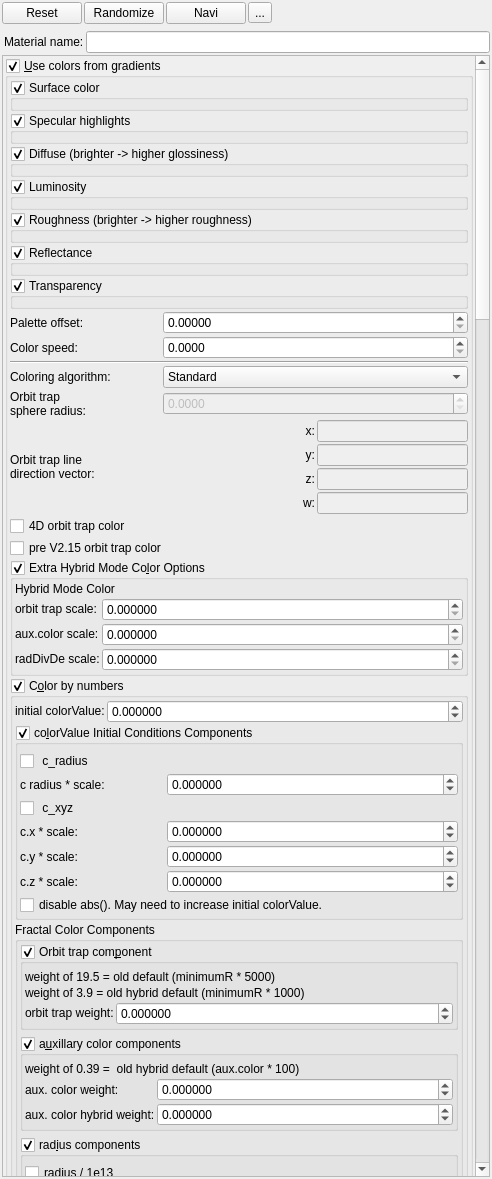
This is mandelbulber2/qt/material_editor.ui in buddhi1980/mandelbulber2 as Qt 5 draws it before an edit. The edited form follows.
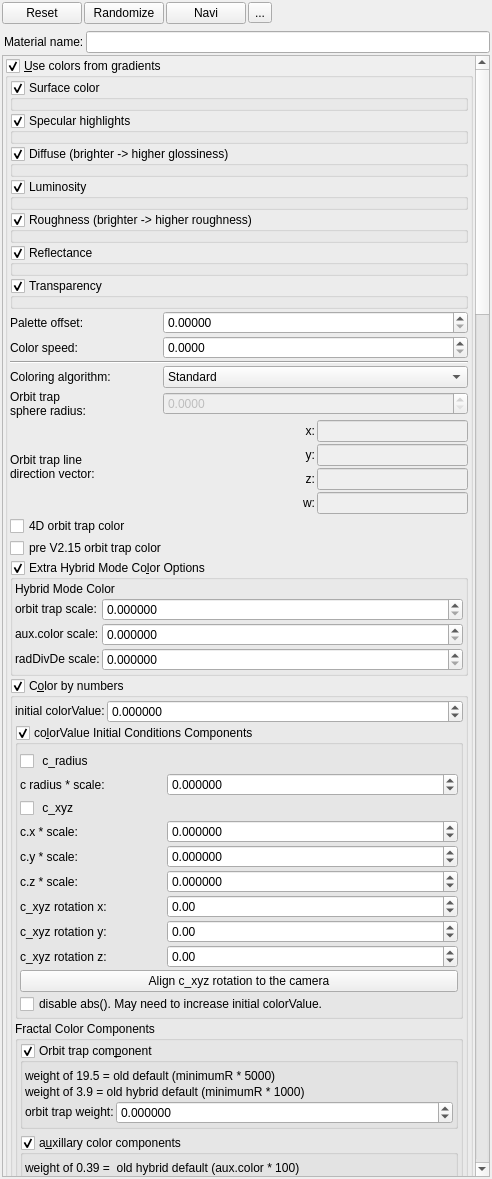
This is the edited form. Icons and pictures are not drawn. Custom widgets are drawn as their Qt base class.

Commit message:
feat: rotation for colour-by-numbers c_xyz components, align to camera (#678)
Add the per-material parameter fractal_coloring_ic_rotation (degrees,
default 0 0 0). The initial condition c is rotated before the c.x, c.y,
c.z scales are applied, in the CPU and OpenCL colouring code. The
material editor gets three rotation spinboxes and an "Align c_xyz
rotation to the camera" button that uses the same calculation as the
primitives' "Align rotation to the camera" (moved into
cCameraTarget::GetRotationAlignedToCamera). opencl/fractal_coloring_cl.hpp
is regenerated by tools/populate_opencl.py.

```diff
--- a/mandelbulber2/qt/material_editor.ui
+++ b/mandelbulber2/qt/material_editor.ui
@@ -1246,6 +1246,130 @@
                     </property>
                    </widget>
                   </item>
+                  <item row="6" column="1">
+                   <widget class="QLabel" name="label_fractal_coloring_ic_rotation_x">
+                    <property name="text">
+                     <string>c_xyz rotation x:</string>
+                    </property>
+                   </widget>
+                  </item>
+                  <item row="6" column="2" colspan="2">
+                   <widget class="MyDoubleSpinBox" name="spinboxd3_fractal_coloring_ic_rotation_x">
+                    <property name="toolTip">
+                     <string>&lt;p&gt;Rotation of the c_xyz axes around the X axis (degrees). c is rotated before the c.x, c.y and c.z scales are applied, so the components can follow any direction, e.g. the camera (see &quot;Align c_xyz rotation to the camera&quot;).&lt;/p&gt;</string>
+                    </property>
+                    <property name="sizePolicy">
+                     <sizepolicy hsizetype="Minimum" vsizetype="Maximum">
+                      <horstretch>0</horstretch>
+                      <verstretch>0</verstretch>
+                     </sizepolicy>
+                    </property>
+                    <property name="prefix">
+                     <string/>
+                    </property>
+                    <property name="suffix">
+                     <string/>
+                    </property>
+                    <property name="decimals">
+                     <number>2</number>
+                    </property>
+                    <property name="minimum">
+                     <double>-36000.000000000000000</double>
+                    </property>
+                    <property name="maximum">
+                     <double>36000.000000000000000</double>
+                    </property>
+                    <property name="singleStep">
+                     <double>1.000000000000000</double>
+                    </property>
+                   </widget>
+                  </item>
+                  <item row="7" column="1">
+                   <widget class="QLabel" name="label_fractal_coloring_ic_rotation_y">
+                    <property name="text">
+                     <string>c_xyz rotation y:</string>
+                    </property>
+                   </widget>
+                  </item>
+                  <item row="7" column="2" colspan="2">
+                   <widget class="MyDoubleSpinBox" name="spinboxd3_fractal_coloring_ic_rotation_y">
+                    <property name="toolTip">
+                     <string>&lt;p&gt;Rotation of the c_xyz axes around the Y axis (degrees). c is rotated before the c.x, c.y and c.z scales are applied, so the components can follow any direction, e.g. the camera (see &quot;Align c_xyz rotation to the camera&quot;).&lt;/p&gt;</string>
+                    </property>
+                    <property name="sizePolicy">
+                     <sizepolicy hsizetype="Minimum" vsizetype="Maximum">
+                      <horstretch>0</horstretch>
+                      <verstretch>0</verstretch>
+                     </sizepolicy>
+                    </property>
+                    <property name="prefix">
+                     <string/>
+                    </property>
+                    <property name="suffix">
+                     <string/>
+                    </property>
+                    <property name="decimals">
+                     <number>2</number>
+                    </property>
+                    <property name="minimum">
+                     <double>-36000.000000000000000</double>
+                    </property>
+                    <property name="maximum">
+                     <double>36000.000000000000000</double>
+                    </property>
+                    <property name="singleStep">
+                     <double>1.000000000000000</double>
+                    </property>
+                   </widget>
+                  </item>
+                  <item row="8" column="1">
+                   <widget class="QLabel" name="label_fractal_coloring_ic_rotation_z">
+                    <property name="text">
+                     <string>c_xyz rotation z:</string>
+                    </property>
+                   </widget>
+                  </item>
+                  <item row="8" column="2" colspan="2">
+                   <widget class="MyDoubleSpinBox" name="spinboxd3_fractal_coloring_ic_rotation_z">
+                    <property name="toolTip">
+                     <string>&lt;p&gt;Rotation of the c_xyz axes around the Z axis (degrees). c is rotated before the c.x, c.y and c.z scales are applied, so the components can follow any direction, e.g. the camera (see &quot;Align c_xyz rotation to the camera&quot;).&lt;/p&gt;</string>
+                    </property>
+                    <property name="sizePolicy">
+                     <sizepolicy hsizetype="Minimum" vsizetype="Maximum">
+                      <horstretch>0</horstretch>
+                      <verstretch>0</verstretch>
+                     </sizepolicy>
+                    </property>
+                    <property name="prefix">
+                     <string/>
+                    </property>
+                    <property name="suffix">
+                     <string/>
+                    </property>
+                    <property name="decimals">
+                     <number>2</number>
+                    </property>
+                    <property name="minimum">
+                     <double>-36000.000000000000000</double>
+                    </property>
+                    <property name="maximum">
+                     <double>36000.000000000000000</double>
+                    </property>
+                    <property name="singleStep">
+                     <double>1.000000000000000</double>
+                    </property>
+                   </widget>
+                  </item>
+                  <item row="9" column="1" colspan="3">
+                   <widget class="QPushButton" name="pushButton_fractal_coloring_ic_align_rotation">
+                    <property name="toolTip">
+                     <string>&lt;p&gt;Sets the c_xyz rotation so that c.x follows the camera's right direction, c.y its viewing direction and c.z its up direction (same calculation as &quot;Align rotation to the camera&quot; for primitives). With only the c.z scale non-zero this gives vertical coloring aligned to the camera, e.g. for terrain-like images.&lt;/p&gt;</string>
+                    </property>
+                    <property name="text">
+                     <string>Align c_xyz rotation to the camera</string>
+                    </property>
+                   </widget>
+                  </item>
                  </layout>
                 </item>
                 <item>
```
The commit also changes 11 other files.
